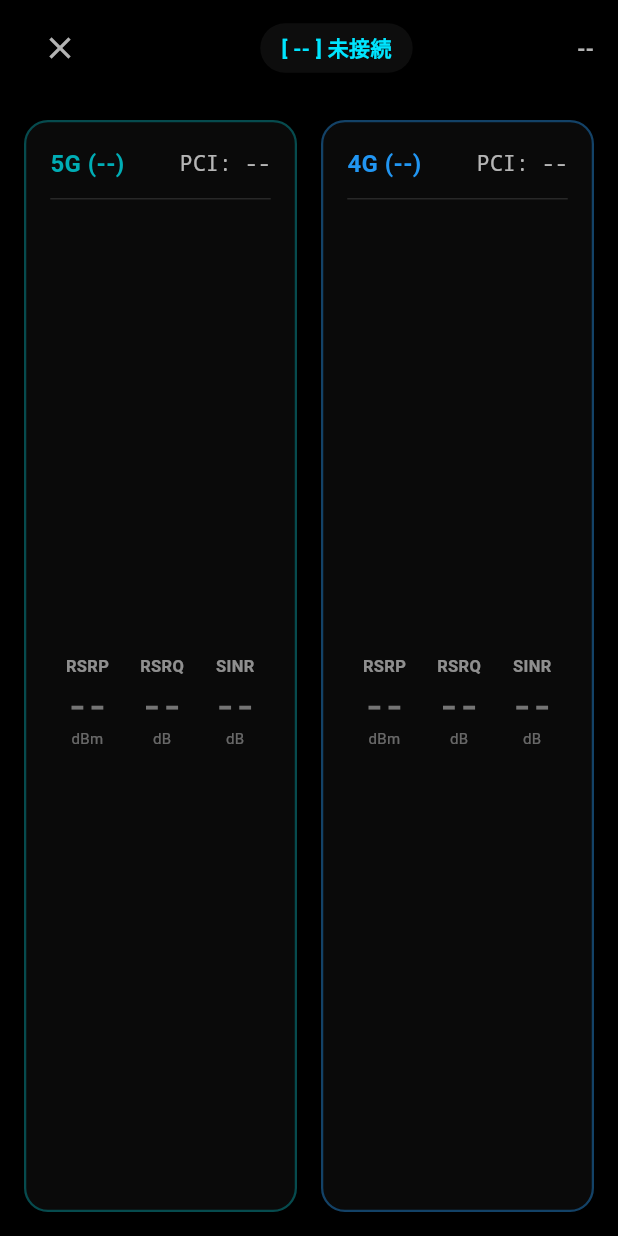
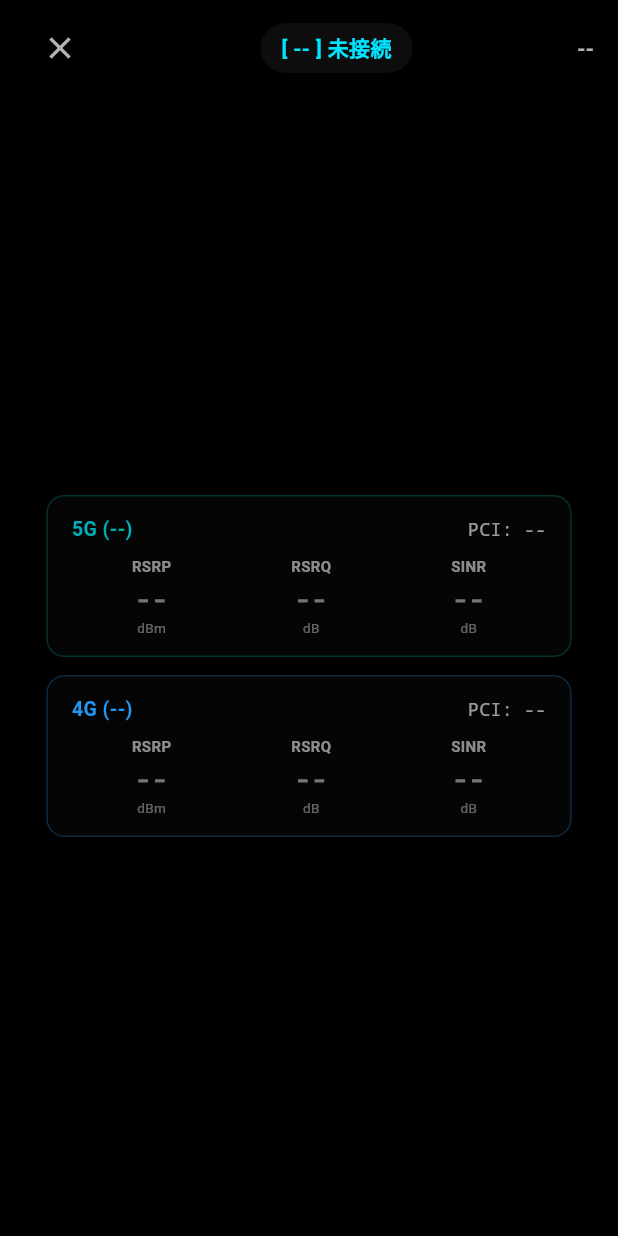
Before and after one commit to SyameimaruKoa/FS050W-Signal-Display, a Flutter app: the HudScreen screen opened directly, on a phone screen of 412 x 824 dp. Run offline on Flutter 3.47's test engine with Material 3 defaults, Android fonts, the phone set to English and light mode, and no system bars; our stand-ins replace fl_chart, flutter_local_notifications, shared_preferences, wakelock_plus; missing offline and left inert: flutter_foreground_task, network_info_plus; accounts and stored records are empty; network calls fail.

Commit message:
feat: release v0.1.0 - fix intensity bar raw ratio, optimize HUD compact OLED layout, improve 5G SA mapping, and add screenshots

```diff
--- a/lib/views/hud_screen.dart
+++ b/lib/views/hud_screen.dart
@@ -98,13 +98,13 @@ class _HudScreenState extends State<HudScreen> {
 
                                 // Main signal gauges
                                 Expanded(
-                                    child: Padding(
-                                        padding: const EdgeInsets.all(16.0),
-                                        child: Row(
-                                            children: [
+                                    child: Center(
+                                        child: LayoutBuilder(
+                                            builder: (context, constraints) {
+                                                final isPortrait = constraints.maxHeight > constraints.maxWidth;
+                                                final children = [
                                                     // 5G Gauges
-                                                Expanded(
-                                                    child: _buildHudPanel(
+                                                    _buildHudPanel(
                                                         context,
                                                         title: ConnectionModeHelper.getGenerationName(true, notation: notation),
                                                         bandStr: signal?.nrBand != null ? "n${signal!.nrBand}" : "--",
@@ -113,12 +113,11 @@ class _HudScreenState extends State<HudScreen> {
                                                         rsrq: signal?.nrRsrq,
                                                         sinr: signal?.nrSnr,
                                                         accentColor: const Color(0xFF00ADB5),
+                                                        width: isPortrait ? constraints.maxWidth * 0.85 : (constraints.maxWidth - 48) / 2,
                                                     ),
-                                                ),
-                                                const SizedBox(width: 16),
+                                                    SizedBox(height: isPortrait ? 12 : 0, width: isPortrait ? 0 : 16),
                                                     // 4G Gauges
-                                                Expanded(
-                                                    child: _buildHudPanel(
+                                                    _buildHudPanel(
                                                         context,
                                                         title: ConnectionModeHelper.getGenerationName(false, notation: notation),
                                                         bandStr: signal?.lteBand != null ? "B${signal!.lteBand}" : "--",
@@ -127,9 +126,27 @@ class _HudScreenState extends State<HudScreen> {
                                                         rsrq: signal?.lteRsrq,
                                                         sinr: signal?.lteSinr,
                                                         accentColor: const Color(0xFF2196F3),
+                                                        width: isPortrait ? constraints.maxWidth * 0.85 : (constraints.maxWidth - 48) / 2,
+                                                    ),
+                                                ];
+
+                                                return SingleChildScrollView(
+                                                    child: Padding(
+                                                        padding: const EdgeInsets.symmetric(vertical: 8.0),
+                                                        child: isPortrait
+                                                            ? Column(
+                                                                mainAxisSize: MainAxisSize.min,
+                                                                mainAxisAlignment: MainAxisAlignment.center,
+                                                                children: children,
+                                                            )
+                                                            : Row(
+                                                                mainAxisSize: MainAxisSize.min,
+                                                                mainAxisAlignment: MainAxisAlignment.center,
+                                                                children: children,
                                                             ),
                                                     ),
-                                            ],
+                                                );
+                                            },
                                         ),
                                     ),
                                 ),
@@ -150,15 +167,18 @@ class _HudScreenState extends State<HudScreen> {
         required double? rsrq,
         required double? sinr,
         required Color accentColor,
+        required double width,
     }) {
         return Container(
-            padding: const EdgeInsets.all(16),
+            width: width,
+            padding: const EdgeInsets.symmetric(horizontal: 16, vertical: 12),
             decoration: BoxDecoration(
-                color: Colors.white.withOpacity(0.04),
-                borderRadius: BorderRadius.circular(16),
-                border: Border.all(color: accentColor.withOpacity(0.4), width: 1.5),
+                color: Colors.white.withOpacity(0.02),
+                borderRadius: BorderRadius.circular(12),
+                border: Border.all(color: accentColor.withOpacity(0.25), width: 1.0),
             ),
             child: Column(
+                mainAxisSize: MainAxisSize.min,
                 crossAxisAlignment: CrossAxisAlignment.stretch,
                 children: [
                     Row(
@@ -167,7 +187,7 @@ class _HudScreenState extends State<HudScreen> {
                             Text(
                                 "$title ($bandStr)",
                                 style: TextStyle(
-                                    fontSize: 16,
+                                    fontSize: 13,
                                     fontWeight: FontWeight.bold,
                                     color: accentColor,
                                 ),
@@ -176,22 +196,20 @@ class _HudScreenState extends State<HudScreen> {
                                 "PCI: $pciStr",
                                 style: const TextStyle(
                                     fontFamily: 'monospace',
-                                    fontSize: 14,
-                                    color: Colors.white70,
+                                    fontSize: 12,
+                                    color: Colors.white60,
                                 ),
                             ),
                         ],
                     ),
-                    const Divider(color: Colors.white12, height: 24),
-                    Expanded(
-                        child: Row(
+                    const SizedBox(height: 8),
+                    Row(
                         mainAxisAlignment: MainAxisAlignment.spaceAround,
                         children: [
                             _buildHudMetric("RSRP", rsrp, "dBm", ColorGauge.getColor(ColorGauge.rateRsrp(rsrp))),
                             _buildHudMetric("RSRQ", rsrq, "dB", ColorGauge.getColor(ColorGauge.rateRsrq(rsrq))),
                             _buildHudMetric("SINR", sinr, "dB", ColorGauge.getColor(ColorGauge.rateSinr(sinr))),
                         ],
-                        ),
                     ),
                 ],
             ),
@@ -201,25 +219,26 @@ class _HudScreenState extends State<HudScreen> {
     Widget _buildHudMetric(String label, double? val, String unit, Color color) {
         final valStr = val != null ? val.toStringAsFixed(1) : "--";
         return Column(
+            mainAxisSize: MainAxisSize.min,
             mainAxisAlignment: MainAxisAlignment.center,
             children: [
                 Text(
                     label,
-                    style: const TextStyle(fontSize: 11, color: Colors.white54, fontWeight: FontWeight.bold),
+                    style: const TextStyle(fontSize: 10, color: Colors.white54, fontWeight: FontWeight.bold),
                 ),
                 const SizedBox(height: 2),
                 Text(
                     valStr,
                     style: TextStyle(
                         fontFamily: 'monospace',
-                        fontSize: 22,
+                        fontSize: 18,
                         fontWeight: FontWeight.bold,
                         color: color,
                     ),
                 ),
                 Text(
                     unit,
-                    style: const TextStyle(fontSize: 10, color: Colors.white38),
+                    style: const TextStyle(fontSize: 9, color: Colors.white38),
                 ),
             ],
         );
--- a/lib/views/widgets/intensity_bar_metric.dart
+++ b/lib/views/widgets/intensity_bar_metric.dart
@@ -66,7 +66,7 @@ class IntensityBarMetric extends StatelessWidget {
                         // Horizontal Intensity Progress Bar
                         FractionallySizedBox(
                             alignment: Alignment.centerLeft,
-                            widthFactor: ratio,
+                            widthFactor: rawRatio,
                             child: Container(
                                 decoration: BoxDecoration(
                                     color: activeColor.withOpacity(0.35),
--- a/lib/views/widgets/metric_gauge.dart
+++ b/lib/views/widgets/metric_gauge.dart
@@ -33,7 +33,7 @@ class MetricGauge extends StatelessWidget {
 
         if (value != null && minVal != null && maxVal != null) {
             final rawRatio = ((value! - minVal!) / (maxVal! - minVal!)).clamp(0.0, 1.0);
-            progress = ColorGauge.applyCurve(rawRatio, smoothGaugeCurve);
+            progress = rawRatio;
             if (smoothGaugeColor) {
                 color = ColorGauge.getSmoothColor(rawRatio, curve: smoothGaugeCurve);
             }
--- a/pubspec.yaml
+++ b/pubspec.yaml
@@ -1,7 +1,7 @@
 name: fs050w_monitor
 description: "FS050W 5G/4G Signal Monitor and Engineering App"
 publish_to: 'none'
-version: 0.0.9+9
+version: 0.1.0+10
 
 environment:
   sdk: '>=3.0.0 <4.0.0'
```
Also changed, not shown: lib/models/signal_data.dart (+61 -26 lines), pubspec.lock, 1 other file. Lines whose indentation alone changed are shown as unchanged.
